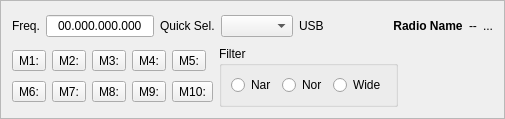
Above: mqt/MqtLogger/rigcontrolframe.ui from zsteva/backup-minos2 before the change. Below: the same form after it.
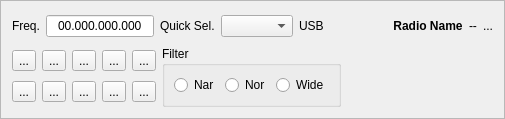
That is the form after the change. Custom widgets are drawn as their Qt base class.

Commit message: more memory fixes in rigcontrol - memory clear worked on keyboard shortcuts for memory buttons

The edit to the form file:
```diff
--- a/mqt/MqtLogger/rigcontrolframe.ui
+++ b/mqt/MqtLogger/rigcontrolframe.ui
@@ -129,70 +129,70 @@
          <item row="0" column="4">
           <widget class="QToolButton" name="memButton5">
            <property name="text">
-            <string>M5:</string>
+            <string>...</string>
            </property>
           </widget>
          </item>
          <item row="0" column="2">
           <widget class="QToolButton" name="memButton3">
            <property name="text">
-            <string>M3:</string>
+            <string>...</string>
            </property>
           </widget>
          </item>
          <item row="0" column="3">
           <widget class="QToolButton" name="memButton4">
            <property name="text">
-            <string>M4:</string>
+            <string>...</string>
            </property>
           </widget>
          </item>
          <item row="0" column="1">
           <widget class="QToolButton" name="memButton2">
            <property name="text">
-            <string>M2:</string>
+            <string>...</string>
            </property>
           </widget>
          </item>
          <item row="1" column="4">
           <widget class="QToolButton" name="memButton10">
            <property name="text">
-            <string>M10:</string>
+            <string>...</string>
            </property>
           </widget>
          </item>
          <item row="1" column="1">
           <widget class="QToolButton" name="memButton7">
            <property name="text">
-            <string>M7:</string>
+            <string>...</string>
            </property>
           </widget>
          </item>
          <item row="1" column="0">
           <widget class="QToolButton" name="memButton6">
            <property name="text">
-            <string>M6:</string>
+            <string>...</string>
            </property>
           </widget>
          </item>
          <item row="1" column="3">
           <widget class="QToolButton" name="memButton9">
            <property name="text">
-            <string>M9:</string>
+            <string>...</string>
            </property>
           </widget>
          </item>
          <item row="1" column="2">
           <widget class="QToolButton" name="memButton8">
            <property name="text">
-            <string>M8:</string>
+            <string>...</string>
            </property>
           </widget>
          </item>
          <item row="0" column="0">
           <widget class="QToolButton" name="memButton1">
            <property name="text">
-            <string>M1:</string>
+            <string>...</string>
            </property>
           </widget>
          </item>
```
The commit also changes 2 other files.
